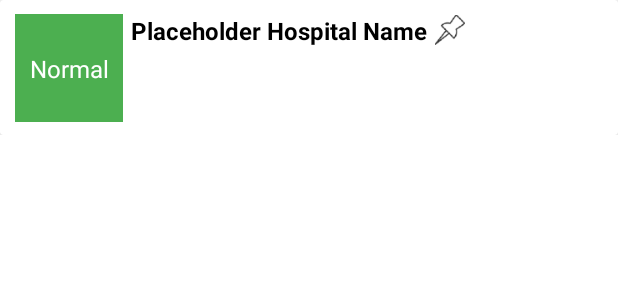
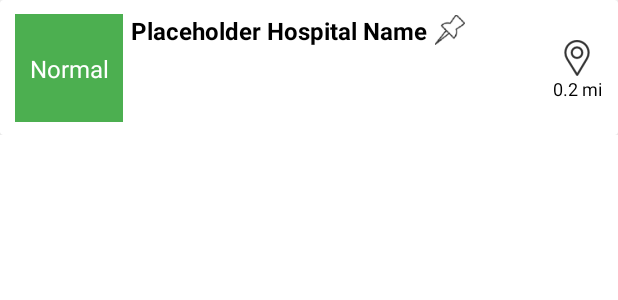
Before and after one commit to ryantobin77/0340_EMS_iOS, an Android app: the layout hospital_card.xml on its own in the app's theme, with its tools: preview values and no code run, on a phone screen of 412 x 824 dp. Shown: the top 300 px of the screen. Run offline under Robolectric (Android 15) with nearby library versions, the light colour scheme and no system bars.

Commit message:
Added distance to hospital display

```diff
--- a/EMS_Android_App/app/src/main/res/layout/hospital_card.xml
+++ b/EMS_Android_App/app/src/main/res/layout/hospital_card.xml
@@ -72,18 +72,47 @@
                     app:layout_constraintVertical_bias="0"
                     app:layout_constraintWidth_default="wrap" />
 
+
                 <ImageView
                     android:id="@+id/favoriteView"
                     android:layout_width="20dp"
                     android:layout_height="20dp"
                     android:layout_marginStart="5dp"
-                    app:srcCompat="@drawable/outlinedFavoritePin"
+                    android:contentDescription="@string/favoritePin"
                     app:layout_constraintBottom_toBottomOf="@id/nedocsView"
                     app:layout_constraintEnd_toEndOf="parent"
+                    app:layout_constraintHorizontal_bias="0"
                     app:layout_constraintStart_toEndOf="@id/hospitalName"
                     app:layout_constraintTop_toTopOf="@id/nedocsView"
                     app:layout_constraintVertical_bias="0.01"
-                    app:layout_constraintHorizontal_bias="0" />
+                    app:srcCompat="@drawable/outlinedFavoritePin" />
+
+                <ImageView
+                    android:id="@+id/mapPinView"
+                    android:layout_width="wrap_content"
+                    android:layout_height="wrap_content"
+                    android:contentDescription="@string/mapPin"
+                    app:layout_constraintBottom_toBottomOf="parent"
+                    app:layout_constraintEnd_toEndOf="parent"
+                    app:layout_constraintHorizontal_bias="0.8"
+                    app:layout_constraintStart_toEndOf="@id/favoriteView"
+                    app:layout_constraintTop_toTopOf="parent"
+                    app:layout_constraintVertical_bias="0.4"
+                    app:srcCompat="@drawable/mapPin" />
+
+                <!--TODO: Don't hardcode distance-->
+                <TextView
+                    android:id="@+id/distanceLabel"
+                    android:layout_width="wrap_content"
+                    android:layout_height="wrap_content"
+                    android:text="0.2 mi"
+                    android:textColor="@color/black"
+                    android:textSize="12sp"
+                    app:layout_constraintBottom_toBottomOf="parent"
+                    app:layout_constraintEnd_toEndOf="@id/mapPinView"
+                    app:layout_constraintStart_toStartOf="@id/mapPinView"
+                    app:layout_constraintTop_toBottomOf="@id/mapPinView"
+                    app:layout_constraintVertical_bias="0.01"/>
             </androidx.constraintlayout.widget.ConstraintLayout>
 
             <LinearLayout
--- a/EMS_Android_App/app/src/main/res/values/strings.xml
+++ b/EMS_Android_App/app/src/main/res/values/strings.xml
@@ -6,4 +6,8 @@
     <string name="busy">Busy</string>
     <string name="overcrowded">Overcrowded</string>
     <string name="severe">Severe</string>
+
+    <!--image accessibility text-->
+    <string name="favoritePin">pin to favorites</string>
+    <string name="mapPin">map pin</string>
 </resources>
```
Also changed, not shown: EMS_Android_App/app/src/main/res/drawable-hdpi/mapPin.png (added), EMS_Android_App/app/src/main/res/drawable-mdpi/mapPin.png (added), EMS_Android_App/app/src/main/res/drawable-xhdpi/mapPin.png (added), EMS_Android_App/app/src/main/res/drawable-xxhdpi/mapPin.png (added), EMS_Android_App/app/src/main/res/drawable-xxxhdpi/mapPin.png (added).
